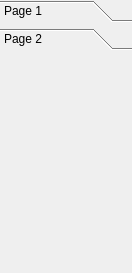
The window that drc/gui/mptoolbox.ui (lansdon/cpts483_drc) describes before a commit, drawn with Qt 5.
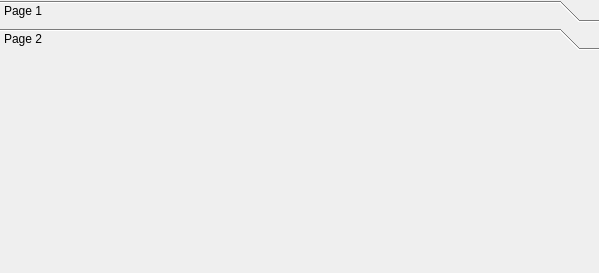
The same window after the commit. The open tabs and pages were chosen to show the change.

Diff of the .ui file:
```diff
--- a/drc/gui/mptoolbox.ui
+++ b/drc/gui/mptoolbox.ui
@@ -6,10 +6,22 @@
    <rect>
     <x>0</x>
     <y>0</y>
-    <width>132</width>
+    <width>599</width>
     <height>273</height>
    </rect>
   </property>
+  <property name="sizePolicy">
+   <sizepolicy hsizetype="Fixed" vsizetype="Preferred">
+    <horstretch>0</horstretch>
+    <verstretch>0</verstretch>
+   </sizepolicy>
+  </property>
+  <property name="minimumSize">
+   <size>
+    <width>450</width>
+    <height>0</height>
+   </size>
+  </property>
   <property name="windowTitle">
    <string>ToolBox</string>
   </property>
@@ -34,8 +46,8 @@
     <rect>
      <x>0</x>
      <y>0</y>
-     <width>100</width>
-     <height>30</height>
+     <width>599</width>
+     <height>205</height>
     </rect>
    </property>
    <attribute name="label">
```
Left out of the diff: 2 changed lines with no effect on the pictures.
